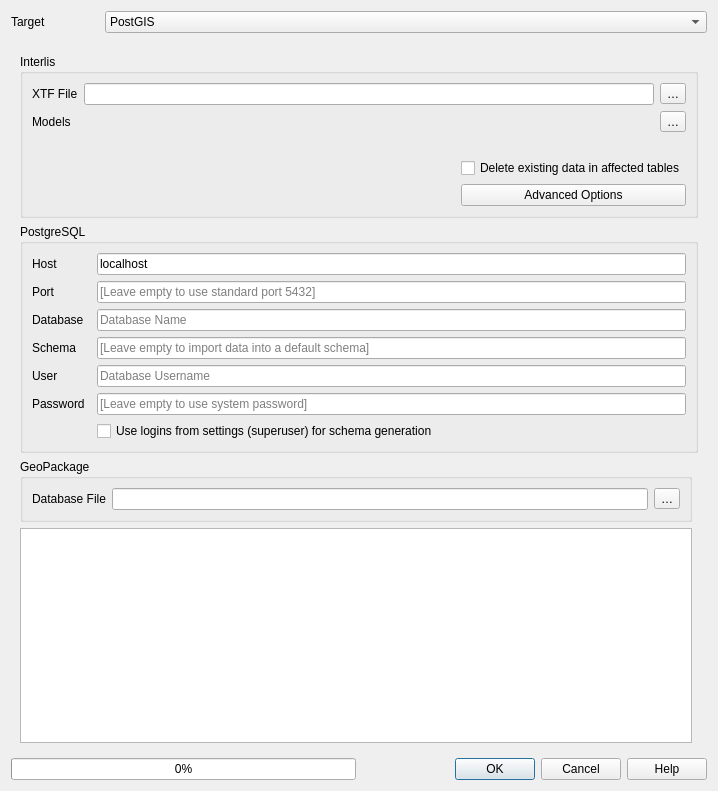
Above: QgisModelBaker/ui/import_data.ui from opengisch/QgisModelBaker before the change. Below: the same form after it.
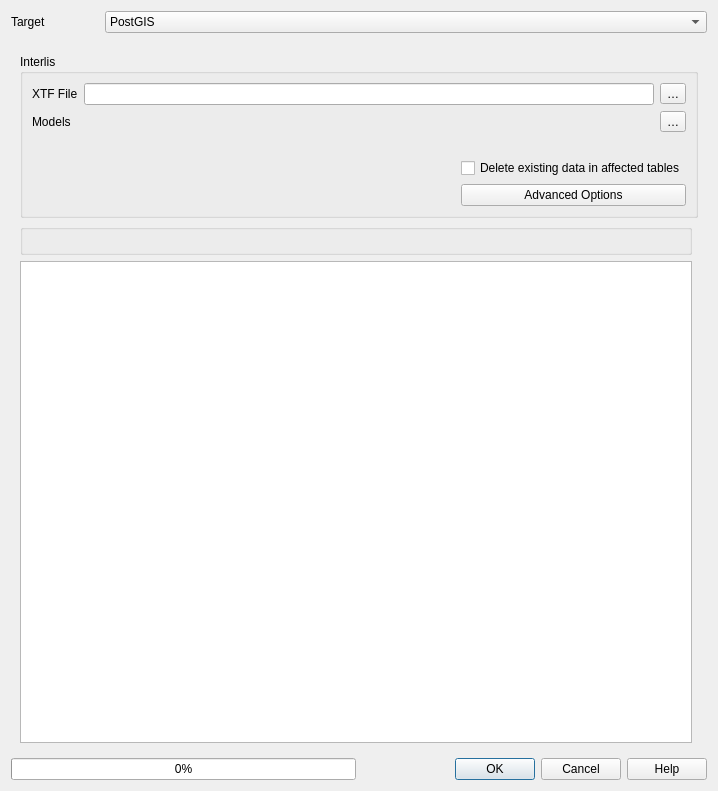
That is the form after the change. Custom widgets are drawn as their Qt base class.

Commit message: Change import_data in order to use db factories

What changed in the file:
```diff
--- a/QgisModelBaker/ui/import_data.ui
+++ b/QgisModelBaker/ui/import_data.ui
@@ -58,35 +58,6 @@
      </property>
      <widget class="QWidget" name="page">
       <layout class="QGridLayout" name="gridLayout_3">
-       <item row="4" column="0">
-        <widget class="QGroupBox" name="gpkg_config">
-         <property name="title">
-          <string>GeoPackage</string>
-         </property>
-         <layout class="QGridLayout" name="gridLayout_6">
-          <item row="0" column="1">
-           <widget class="QLabel" name="label_9">
-            <property name="text">
-             <string>Database File</string>
-            </property>
-           </widget>
-          </item>
-          <item row="0" column="2">
-           <widget class="QLineEdit" name="gpkg_file_line_edit"/>
-          </item>
-          <item row="0" column="3">
-           <widget class="QToolButton" name="gpkg_file_browse_button">
-            <property name="toolTip">
-             <string>Browse GeoPackage files</string>
-            </property>
-            <property name="text">
-             <string>…</string>
-            </property>
-           </widget>
-          </item>
-         </layout>
-        </widget>
-       </item>
        <item row="1" column="0" colspan="2">
         <widget class="QGroupBox" name="ili_config">
          <property name="title">
@@ -176,13 +147,6 @@
          </layout>
         </widget>
        </item>
-       <item row="5" column="0">
-        <widget class="QTextBrowser" name="txtStdout">
-         <property name="openLinks">
-          <bool>false</bool>
-         </property>
-        </widget>
-       </item>
        <item row="0" column="1">
         <widget class="QWidget" name="widget" native="true">
          <layout class="QGridLayout" name="gridLayout_2">
@@ -201,110 +165,19 @@
          </layout>
         </widget>
        </item>
-       <item row="3" column="0" colspan="2">
-        <widget class="QGroupBox" name="pg_config">
+       <item row="2" column="0">
+        <widget class="QGroupBox" name="groupBox">
          <property name="title">
-          <string>PostgreSQL</string>
+          <string/>
          </property>
-         <layout class="QGridLayout" name="gridLayout_4">
-          <item row="7" column="0">
-           <widget class="QLabel" name="label_4">
-            <property name="text">
-             <string>User</string>
-            </property>
-           </widget>
-          </item>
-          <item row="5" column="2">
-           <widget class="QLineEdit" name="pg_schema_line_edit">
-            <property name="placeholderText">
-             <string>[Leave empty to import data into a default schema]</string>
-            </property>
-           </widget>
-          </item>
-          <item row="5" column="0">
-           <widget class="QLabel" name="label_3">
-            <property name="text">
-             <string>Schema</string>
-            </property>
-           </widget>
-          </item>
-          <item row="0" column="2" rowspan="2">
-           <widget class="QLineEdit" name="pg_host_line_edit">
-            <property name="text">
-             <string>localhost</string>
-            </property>
-            <property name="placeholderText">
-             <string>Database Hostname</string>
-            </property>
-           </widget>
-          </item>
-          <item row="10" column="0">
-           <widget class="QLabel" name="label_5">
-            <property name="text">
-             <string>Password</string>
-            </property>
-           </widget>
-          </item>
-          <item row="10" column="2">
-           <widget class="QLineEdit" name="pg_password_line_edit">
-            <property name="echoMode">
-             <enum>QLineEdit::Password</enum>
-            </property>
-            <property name="placeholderText">
-             <string>[Leave empty to use system password]</string>
-            </property>
-           </widget>
-          </item>
-          <item row="0" column="0" rowspan="2" colspan="2">
-           <widget class="QLabel" name="label_2">
-            <property name="text">
-             <string>Host</string>
-            </property>
-           </widget>
-          </item>
-          <item row="4" column="2">
-           <widget class="QLineEdit" name="pg_database_line_edit">
-            <property name="placeholderText">
-             <string>Database Name</string>
-            </property>
-           </widget>
-          </item>
-          <item row="4" column="0">
-           <widget class="QLabel" name="label_6">
-            <property name="text">
-             <string>Database</string>
-            </property>
-           </widget>
-          </item>
-          <item row="7" column="2">
-           <widget class="QLineEdit" name="pg_user_line_edit">
-            <property name="placeholderText">
-             <string>Database Username</string>
-            </property>
-           </widget>
-          </item>
-          <item row="2" column="2">
-           <widget class="QLineEdit" name="pg_port_line_edit">
-            <property name="placeholderText">
-             <string>[Leave empty to use standard port 5432]</string>
-            </property>
-           </widget>
-          </item>
-          <item row="2" column="0">
-           <widget class="QLabel" name="label_7">
-            <property name="text">
-             <string>Port</string>
-            </property>
-           </widget>
-          </item>
-          <item row="11" column="2">
-           <widget class="QCheckBox" name="pg_use_super_login">
-            <property name="text">
-             <string>Use logins from settings (superuser) for schema generation</string>
-            </property>
-           </widget>
-          </item>
-         </layout>
+         <layout class="QVBoxLayout" name="db_layout"/>
+        </widget>
+       </item>
+       <item row="3" column="0">
+        <widget class="QTextBrowser" name="txtStdout">
+         <property name="openLinks">
+          <bool>false</bool>
+         </property>
         </widget>
        </item>
       </layout>
```
Left out of the diff: 8 changed lines with no effect on the pictures. The commit also changes 1 other file.
